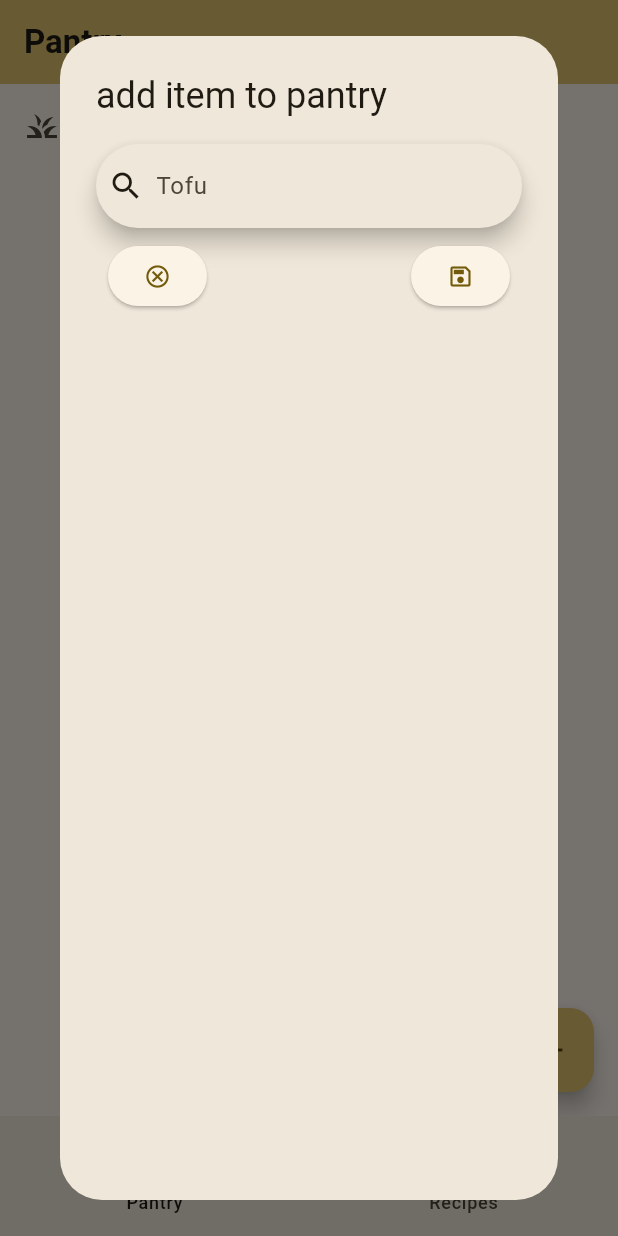
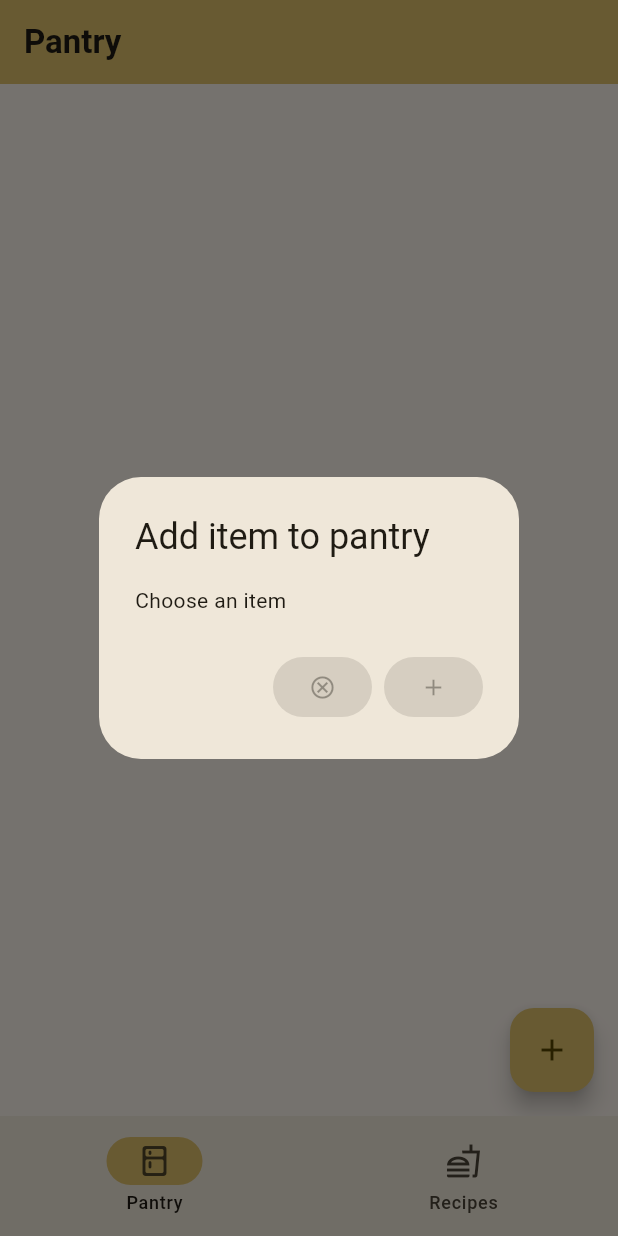
Before and after one commit to Aayushstha03/fridge-manager, a Flutter app: the screen it shows after launch, after a tap on the "add" icon, on a phone screen of 412 x 824 dp. Run offline on Flutter 3.47's test engine with Material 3 defaults, Android fonts, the light colour scheme and no system bars.

Commit message:
added dynamically listing current pantry contents with the help with provider and consumer stuff

```diff
--- a/lib/ingredient_model.dart
+++ b/lib/ingredient_model.dart
@@ -18,4 +18,8 @@ class Ingredient extends ChangeNotifier {
   List<String> getIngredients() {
     return ingredients;
   }
+
+  List<String> getPantryContents() {
+    return currentPantry;
+  }
 }
--- a/lib/pages/pantry_page.dart
+++ b/lib/pages/pantry_page.dart
@@ -1,4 +1,7 @@
 import 'package:flutter/material.dart';
+import 'package:fridge_app/components/search_bar.dart';
+import 'package:fridge_app/ingredient_model.dart';
+import 'package:provider/provider.dart';
 
 class PantryPage extends StatefulWidget {
   const PantryPage({super.key});
@@ -10,38 +13,17 @@ class PantryPage extends StatefulWidget {
 class _PantryPageState extends State<PantryPage> {
   void addRecipe() {
     //functions
-    void addItemToPantry() {}
-    void cancelAdd() {
-      setState(() {
-        Navigator.of(context).pop();
-      });
-    }
-
     //dialog
     showDialog(
       context: context,
       builder: (context) {
-        return AlertDialog(
-          title: const Text('add item to pantry'),
-          content: Column(
-            children: [
-              const SearchBar(
-                leading: Icon(Icons.search),
-                hintText: 'Tofu',
-              ),
-              ButtonBar(
-                alignment: MainAxisAlignment.spaceBetween,
-                children: [
-                  ElevatedButton(
-                      onPressed: cancelAdd,
-                      child: const Icon(Icons.cancel_outlined)),
-                  ElevatedButton(
-                      onPressed: addItemToPantry,
-                      child: const Icon(Icons.save_outlined)),
+        return const AlertDialog(
+          title: Text('Add item to pantry'),
+          content: Text('Choose an item'),
+          actions: [
+            FilledButton(onPressed: null, child: Icon(Icons.cancel_outlined)),
+            FilledButton(onPressed: null, child: Icon(Icons.add_outlined))
           ],
-              ),
-            ],
-          ),
         );
       },
     );
@@ -49,7 +31,8 @@ class _PantryPageState extends State<PantryPage> {
 
   @override
   Widget build(BuildContext context) {
-    return Scaffold(
+    return Consumer<Ingredient>(
+      builder: (context, value, child) => Scaffold(
         appBar: AppBar(
           backgroundColor: Theme.of(context).colorScheme.inversePrimary,
           title: const Text(
@@ -57,19 +40,21 @@ class _PantryPageState extends State<PantryPage> {
             style: TextStyle(fontWeight: FontWeight.bold),
           ),
         ),
-      body: ListView(
-        children: [
-          ListTile(
-            leading: Icon(Icons.grass),
-            title: Text('Tofu'),
-          )
-        ],
+        body: ListView.builder(
+          itemCount: value.currentPantry.length,
+          itemBuilder: (context, index) {
+            return ListTile(
+              leading: const Icon(Icons.grass_rounded),
+              title: Text(value.getPantryContents()[index]),
+            );
+          },
         ),
         floatingActionButton: FloatingActionButton(
           backgroundColor: Theme.of(context).colorScheme.inversePrimary,
           onPressed: addRecipe,
           child: const Icon(Icons.add),
         ),
+      ),
     );
   }
 }
```
Also changed, not shown: lib/components/search_bar.dart (added, +56 -0 lines). Lines whose indentation alone changed are shown as unchanged.
